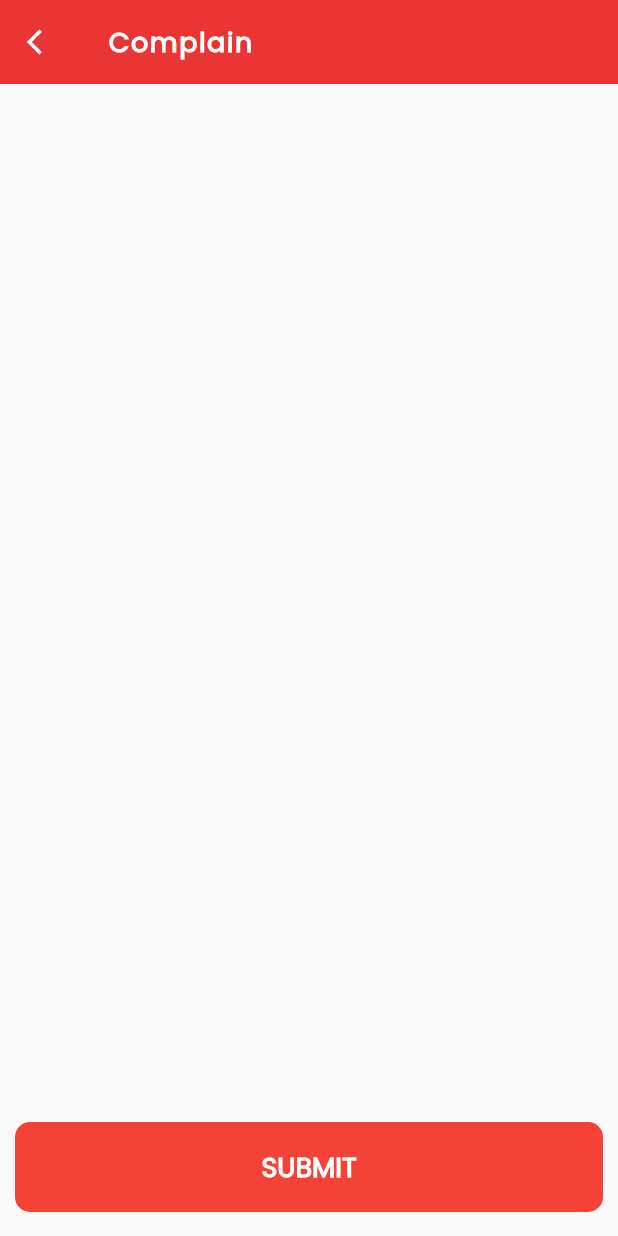
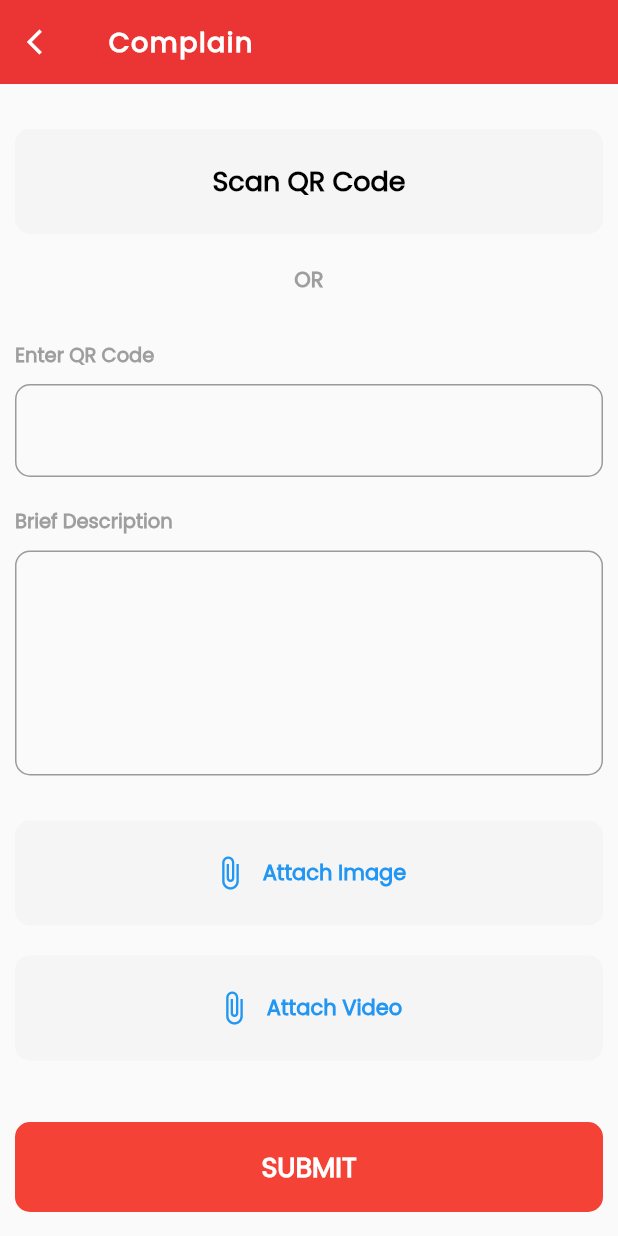
Before and after one commit to developerkrishnasoftweb/pal, a Flutter app: the Complain screen opened directly, on a phone screen of 412 x 824 dp. Run offline on Flutter 3.47's test engine with Material 2 defaults, Android fonts, the phone set to English and light mode, and no system bars; our stand-ins replace carousel_slider.

Commit message:
made some changes

```diff
--- a/lib/Common/custom_button.dart
+++ b/lib/Common/custom_button.dart
@@ -1,12 +1,12 @@
 import 'package:flutter/cupertino.dart';
 import 'package:flutter/material.dart';
 
-dynamic button({@required BuildContext context, double height, String text, @required VoidCallback onPressed, Widget child, double width, Color color, EdgeInsets padding}){
+dynamic button({@required BuildContext context, double height, String text, @required VoidCallback onPressed, Widget child, double width, Color color, EdgeInsets padding, Color textColor}){
   Size size = MediaQuery.of(context).size;
   Widget childData;
   if(text != null && text != "") {
     childData = Text(text ?? " ",
-      style: Theme.of(context).textTheme.bodyText1.copyWith(color: Colors.white, fontSize: 18, fontWeight: FontWeight.bold),
+      style: Theme.of(context).textTheme.bodyText1.copyWith(color: textColor ?? Colors.white, fontSize: 18, fontWeight: FontWeight.bold),
     );
   } else if(child != null) {
     childData = child;
--- a/lib/Pages/Others/complain.dart
+++ b/lib/Pages/Others/complain.dart
@@ -2,6 +2,8 @@ import 'package:flutter/material.dart';
 import 'package:flutter/cupertino.dart';
 import 'package:pal/Common/appbar.dart';
 import 'package:pal/Common/custom_button.dart';
+import 'package:pal/Common/input_border.dart';
+import 'package:pal/Common/textinput.dart';
 
 class Complain extends StatefulWidget {
   @override
@@ -13,8 +15,48 @@ class _ComplainState extends State<Complain> {
   Widget build(BuildContext context) {
     return Scaffold(
       appBar: appBar(context: context, title: "Complain"),
-      floatingActionButton: button(context: context, onPressed: (){}, height: 60, text: "SUBMIT"),
+      body: SingleChildScrollView(
+        padding: EdgeInsets.only(top: 30, bottom: 100),
+        child: Column(
+          children: [
+            button(
+                context: context,
+                onPressed: () {},
+                text: "Scan QR Code",
+                color: Colors.grey[100],
+                height: 70,
+                textColor: Colors.black),
+            Padding(
+              padding: const EdgeInsets.symmetric(vertical: 20),
+              child: Text("OR", style: Theme.of(context).textTheme.bodyText1.copyWith(color: Colors.grey, fontWeight: FontWeight.bold),),
+            ),
+            input(context: context, text: "Enter QR Code", decoration: InputDecoration(border: border())),
+            input(context: context, text: "Brief Description", decoration: InputDecoration(border: border()), maxLines: 5),
+            SizedBox(height: 20,),
+            attachButton(onPressed: (){}, text: "Attach Image"),
+            SizedBox(height: 20,),
+            attachButton(onPressed: (){}, text: "Attach Video"),
+          ],
+        ),
+      ),
+      floatingActionButton: button(
+          context: context, onPressed: () {}, height: 60, text: "SUBMIT"),
       floatingActionButtonLocation: FloatingActionButtonLocation.centerFloat,
     );
   }
+  Widget attachButton({String text,  @required VoidCallback onPressed}){
+    return button(
+        context: context,
+        onPressed: onPressed,
+        child: Row(
+          mainAxisAlignment: MainAxisAlignment.center,
+          children: [
+            Icon(Icons.attach_file, color: Colors.blue[500],),
+            SizedBox(width: 10,),
+            Text(text, style: Theme.of(context).textTheme.bodyText1.copyWith(color: Colors.blue[500], fontWeight: FontWeight.bold),)
+          ],
+        ),
+        color: Colors.grey[100],
+        height: 70);
+  }
 }
--- a/lib/main.dart
+++ b/lib/main.dart
@@ -1,8 +1,5 @@
 import 'package:flutter/material.dart';
 import 'package:pal/Pages/Others/change_address.dart';
-import 'package:pal/Pages/Others/complain.dart';
-import 'package:pal/Pages/Others/kyc_details.dart';
-import 'package:pal/Pages/Others/track_complaint.dart';
 
 void main() {
   runApp(MyApp());
@@ -19,7 +16,7 @@ class MyApp extends StatelessWidget {
         primarySwatch: Colors.blue,
         visualDensity: VisualDensity.adaptivePlatformDensity,
       ),
-      home: Complain(),
+      home: ChangeAddress(),
     );
   }
 }
```
